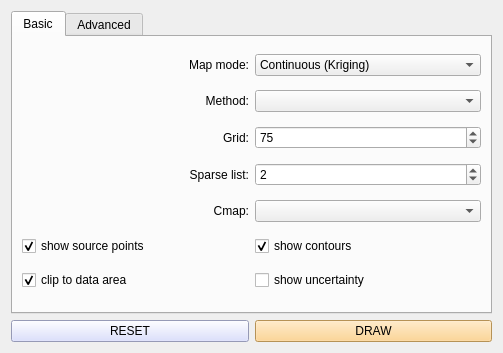
This is qt/draw_map_form.ui in idergunoff/geovel_1.0 as Qt 5 draws it before an edit. The edited form follows.
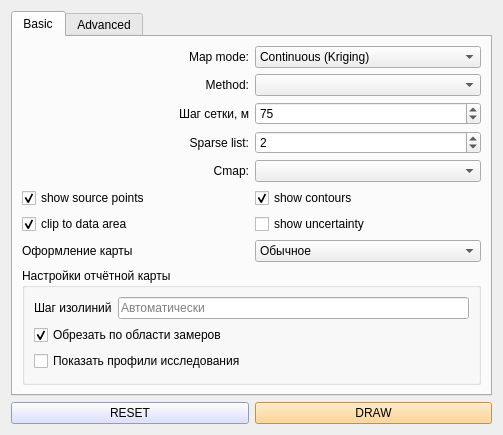
This is the edited form.

Commit message: Add report styling for continuous maps

```diff
--- a/qt/draw_map_form.ui
+++ b/qt/draw_map_form.ui
@@ -109,7 +109,7 @@
           <enum>Qt::LeftToRight</enum>
          </property>
          <property name="text">
-          <string>Grid:</string>
+          <string>Шаг сетки, м</string>
          </property>
          <property name="alignment">
           <set>Qt::AlignRight|Qt::AlignTrailing|Qt::AlignVCenter</set>
@@ -183,6 +183,67 @@
          </property>
         </widget>
        </item>
+       <item row="7" column="0">
+        <widget class="QLabel" name="label_map_style">
+         <property name="text">
+          <string>Оформление карты</string>
+         </property>
+        </widget>
+       </item>
+       <item row="7" column="1">
+        <widget class="QComboBox" name="comboBox_map_style">
+         <item>
+          <property name="text">
+           <string>Обычное</string>
+          </property>
+         </item>
+         <item>
+          <property name="text">
+           <string>Для отчёта</string>
+          </property>
+         </item>
+        </widget>
+       </item>
+       <item row="8" column="0" colspan="2">
+        <widget class="QGroupBox" name="groupBox_report_map">
+         <property name="title">
+          <string>Настройки отчётной карты</string>
+         </property>
+         <layout class="QFormLayout" name="formLayout_report_map">
+          <item row="0" column="0">
+           <widget class="QLabel" name="label_report_contour_step">
+            <property name="text">
+             <string>Шаг изолиний</string>
+            </property>
+           </widget>
+          </item>
+          <item row="0" column="1">
+           <widget class="QLineEdit" name="lineEdit_report_contour_step">
+            <property name="placeholderText">
+             <string>Автоматически</string>
+            </property>
+           </widget>
+          </item>
+          <item row="1" column="0" colspan="2">
+           <widget class="QCheckBox" name="checkBox_report_clip">
+            <property name="text">
+             <string>Обрезать по области замеров</string>
+            </property>
+            <property name="checked">
+             <bool>true</bool>
+            </property>
+           </widget>
+          </item>
+          <item row="2" column="0" colspan="2">
+           <widget class="QCheckBox" name="checkBox_report_profiles">
+            <property name="text">
+             <string>Показать профили исследования</string>
+            </property>
+           </widget>
+          </item>
+         </layout>
+        </widget>
+       </item>
       </layout>
      </widget>
      <widget class="QWidget" name="tab_advanced">
```
Left out of the diff: 2 changed lines with no effect on the pictures. The commit also changes 4 other files.
